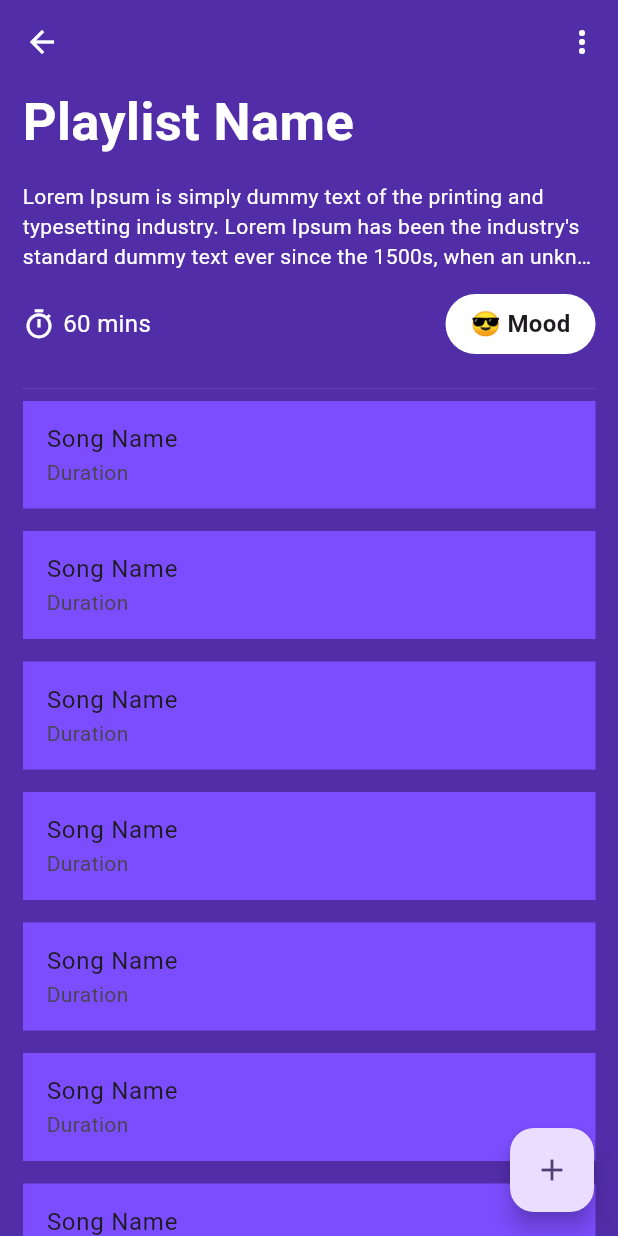
After one commit to AkshayShineKrishna/Steamy-YT-Music-Player, a Flutter app: the PlaylistBody screen opened directly, on a phone screen of 412 x 824 dp. The commit adds this screen. Run offline on Flutter 3.47's test engine with Material 2 defaults, Android fonts, the phone set to English and light mode, and no system bars; our stand-ins replace audio_video_progress_bar, bloc, cached_network_image, dartz, dio, flutter_bloc and 8 more; missing offline and left inert: clipboard; network calls fail.

Commit message:
added playlist ui

```diff
--- a/lib/application/playlist/playlist_bloc.dart
+++ b/lib/application/playlist/playlist_bloc.dart
@@ -1,5 +1,3 @@
-import 'dart:developer';
-
 import 'package:bloc/bloc.dart';
 import 'package:freezed_annotation/freezed_annotation.dart';
 import 'package:injectable/injectable.dart';
--- a/lib/presentation/playlist/widgets/create_playlist.dart
+++ b/lib/presentation/playlist/widgets/create_playlist.dart
@@ -5,6 +5,7 @@ import 'package:flutter/services.dart';
 import 'package:flutter_bloc/flutter_bloc.dart';
 import 'package:steamy/application/playlist/playlist_bloc.dart';
 import 'package:steamy/core/constants.dart';
+import 'package:steamy/presentation/playlist/widgets/new_playlist.dart';
 
 class CreatePlaylist extends StatelessWidget {
   CreatePlaylist({super.key});
@@ -92,6 +93,12 @@ class CreatePlaylist extends StatelessWidget {
                       onPressed: () {
                         if (state.currentStatusFlag) {
                           _createAction();
+                          //         Navigator.push(context,
+                          // MaterialPageRoute(builder: (context) => const PlaylistBody()));
+                          Navigator.of(context).push(
+                            MaterialPageRoute(
+                                builder: (context) => PlaylistBody()),
+                          );
                         }
                       },
                       style: ElevatedButton.styleFrom(
@@ -110,7 +117,5 @@ class CreatePlaylist extends StatelessWidget {
     );
   }
 
-  void _createAction() {
-    log("pressed");
-  }
+  void _createAction() {}
 }
--- /dev/null
+++ b/lib/presentation/playlist/widgets/new_playlist.dart
@@ -0,0 +1,141 @@
+import 'package:flutter/material.dart';
+import 'package:steamy/core/constants.dart';
+import 'package:steamy/presentation/main/main_page.dart';
+
+class PlaylistBody extends StatelessWidget {
+  const PlaylistBody({super.key});
+
+  final String desc =
+      "Lorem Ipsum is simply dummy text of the printing and typesetting industry. Lorem Ipsum has been the industry's standard dummy text ever since the 1500s, when an unknown printer took a galley of type and scrambled it to make a type specimen book. It has survived not only five centuries, but also the leap into electronic typesetting, remaining essentially unchanged. It was popularised in the 1960s with the release of Letraset sheets containing Lorem Ipsum passages, and more recently with desktop publishing software like Aldus PageMaker including versions of Lorem Ipsum.";
+  @override
+  Widget build(BuildContext context) {
+    return WillPopScope(
+      onWillPop: () async {
+        Navigator.pushAndRemoveUntil(
+          context,
+          MaterialPageRoute(
+            builder: (context) => const ScreenMain(),
+          ),
+          (route) => false,
+        );
+        return false;
+      },
+      child: Scaffold(
+        appBar: AppBar(
+          iconTheme: const IconThemeData(color: kWhite),
+          backgroundColor: Colors.transparent,
+          actions: [
+            IconButton(
+                onPressed: () {},
+                icon: const Icon(
+                  Icons.more_vert_rounded,
+                  color: kWhite,
+                ))
+          ],
+        ),
+        backgroundColor: kdeepPurpleBackground,
+        floatingActionButton: FloatingActionButton(
+          onPressed: () {},
+          child: const Icon(Icons.add),
+        ),
+        body: SafeArea(
+          child: Padding(
+            padding: const EdgeInsets.symmetric(horizontal: 15),
+            child: Column(
+              crossAxisAlignment: CrossAxisAlignment.start,
+              mainAxisAlignment: MainAxisAlignment.start,
+              children: [
+                const Text(
+                  'Playlist Name',
+                  style: TextStyle(
+                    color: kWhiteFont,
+                    fontWeight: FontWeight.w700,
+                    fontSize: 35,
+                  ),
+                ),
+                kHeight,
+                Text(
+                  desc,
+                  style: const TextStyle(
+                    color: kWhiteFont,
+                  ),
+                  maxLines: 3,
+                  overflow: TextOverflow.ellipsis,
+                  textAlign: TextAlign.left,
+                ),
+                kHeight,
+                Row(
+                  crossAxisAlignment: CrossAxisAlignment.center,
+                  mainAxisAlignment: MainAxisAlignment.start,
+                  children: [
+                    const Icon(
+                      Icons.timer_outlined,
+                      color: kWhite,
+                      size: 22,
+                    ),
+                    const SizedBox(
+                      width: 5,
+                    ),
+                    const Text(
+                      '60 mins',
+                      style: TextStyle(color: kWhiteFont, fontSize: 16),
+                    ),
+                    const Spacer(),
+                    Container(
+                      height: 40,
+                      width: 100,
+                      decoration: BoxDecoration(
+                          borderRadius: BorderRadius.circular(25),
+                          color: kWhite),
+                      child: const Center(
+                          child: Text(
+                        "😎 Mood",
+                        style: TextStyle(
+                            fontWeight: FontWeight.bold, fontSize: 16),
+                      )),
+                    )
+                  ],
+                ),
+                kHeight,
+                const Divider(
+                  color: Colors.deepPurple,
+                ),
+                Expanded(
+                    child: ListView.separated(
+                  shrinkWrap: true,
+                  itemBuilder: (context, index) {
+                    return Container(
+                      color: Colors.deepPurpleAccent,
+                      child: const ListTile(
+                        title: Text('Song Name'),
+                        subtitle: Text('Duration'),
+                      ),
+                    );
+                  },
+                  itemCount: 10,
+                  separatorBuilder: (context, index) => kHeight,
+                ))
+              ],
+            ),
+          ),
+        ),
+      ),
+    );
+  }
+}
+
+class NewPlaylistMessage extends StatelessWidget {
+  const NewPlaylistMessage({
+    super.key,
+  });
+
+  @override
+  Widget build(BuildContext context) {
+    return const Center(
+      child: Text(
+        'Let the playlist games begin!',
+        style: TextStyle(color: kWhiteFont, fontSize: 20),
+      ),
+    );
+  }
+}
```
